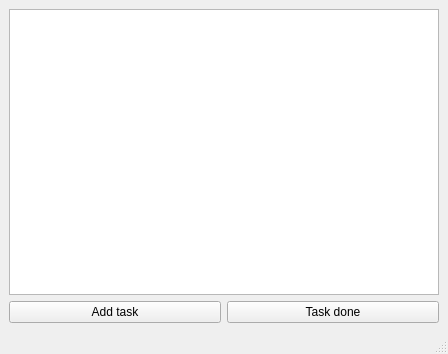
emanuelen5/qt-playground, file ui/task_view.ui: the form before one commit.
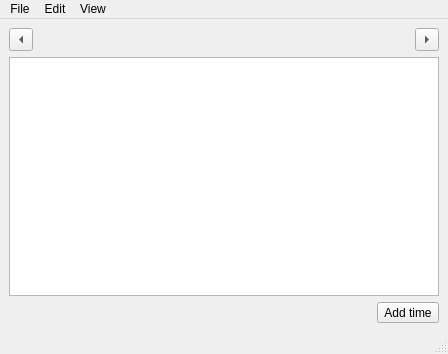
The form after the commit. Icons and pictures are not drawn.

Commit message: WIP: starting on time report program; managing to list days with data

```diff
--- a/ui/task_view.ui
+++ b/ui/task_view.ui
@@ -16,21 +16,79 @@
   <widget class="QWidget" name="centralwidget">
    <layout class="QVBoxLayout" name="verticalLayout">
     <item>
-     <widget class="QTableView" name="tableview_tasks"/>
+     <layout class="QHBoxLayout" name="horizontalLayout_2">
+      <item>
+       <widget class="QToolButton" name="btn_view_previous">
+        <property name="text">
+         <string>Previous</string>
+        </property>
+        <property name="icon">
+         <iconset theme="previous"/>
+        </property>
+        <property name="shortcut">
+         <string>P</string>
+        </property>
+        <property name="arrowType">
+         <enum>Qt::LeftArrow</enum>
+        </property>
+       </widget>
+      </item>
+      <item>
+       <spacer name="horizontalSpacer_2">
+        <property name="orientation">
+         <enum>Qt::Horizontal</enum>
+        </property>
+        <property name="sizeHint" stdset="0">
+         <size>
+          <width>40</width>
+          <height>20</height>
+         </size>
+        </property>
+       </spacer>
+      </item>
+      <item>
+       <widget class="QToolButton" name="btn_view_next">
+        <property name="text">
+         <string>Next</string>
+        </property>
+        <property name="icon">
+         <iconset theme="next"/>
+        </property>
+        <property name="shortcut">
+         <string>N</string>
+        </property>
+        <property name="arrowType">
+         <enum>Qt::RightArrow</enum>
+        </property>
+       </widget>
+      </item>
+     </layout>
+    </item>
+    <item>
+     <widget class="QTableView" name="tableview_days"/>
     </item>
     <item>
      <layout class="QHBoxLayout" name="horizontalLayout">
       <item>
-       <widget class="QPushButton" name="btn_add_task">
-        <property name="text">
-         <string>Add task</string>
+       <spacer name="horizontalSpacer">
+        <property name="orientation">
+         <enum>Qt::Horizontal</enum>
         </property>
-       </widget>
+        <property name="sizeHint" stdset="0">
+         <size>
+          <width>40</width>
+          <height>20</height>
+         </size>
+        </property>
+       </spacer>
       </item>
       <item>
-       <widget class="QPushButton" name="btn_task_done">
+       <widget class="QToolButton" name="btn_add_time">
         <property name="text">
-         <string>Task done</string>
+         <string>Add time</string>
+        </property>
+        <property name="shortcut">
+         <string>Ctrl+N</string>
         </property>
        </widget>
       </item>
@@ -47,6 +105,44 @@
      <height>22</height>
     </rect>
    </property>
+   <widget class="QMenu" name="menuView">
+    <property name="title">
+     <string>View</string>
+    </property>
+    <widget class="QMenu" name="menuGoto">
+     <property name="title">
+      <string>Goto</string>
+     </property>
+     <addaction name="actionToday_2"/>
+     <addaction name="separator"/>
+     <addaction name="actionPrevious"/>
+     <addaction name="actionNext"/>
+    </widget>
+    <addaction name="actionDay"/>
+    <addaction name="actionWeek_view"/>
+    <addaction name="actionMonth_view"/>
+    <addaction name="separator"/>
+    <addaction name="menuGoto"/>
+   </widget>
+   <widget class="QMenu" name="menuFile">
+    <property name="title">
+     <string>File</string>
+    </property>
+    <addaction name="actionOpen"/>
+    <addaction name="actionSave"/>
+    <addaction name="separator"/>
+    <addaction name="actionExit"/>
+   </widget>
+   <widget class="QMenu" name="menuEdit">
+    <property name="title">
+     <string>Edit</string>
+    </property>
+    <addaction name="actionAdd_time_spent_2"/>
+    <addaction name="actionEdit_came_went_time"/>
+   </widget>
+   <addaction name="menuFile"/>
+   <addaction name="menuEdit"/>
+   <addaction name="menuView"/>
   </widget>
   <widget class="QStatusBar" name="statusbar"/>
  </widget>
```
Left out of the diff: 118 changed lines with no effect on the pictures. The commit also changes 2 other files.
